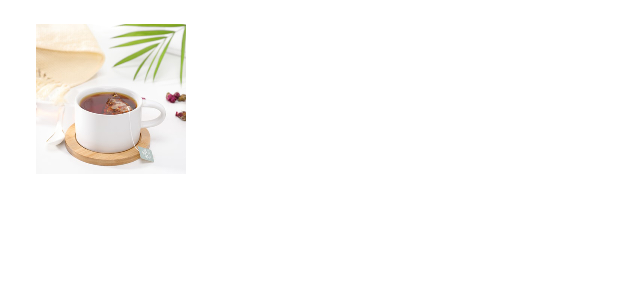
After one commit to ErickdeSouza567/Android, an Android app: the layout item_photo.xml on its own in the app's theme, with its tools: preview values and no code run, on a phone screen of 412 x 824 dp. The commit adds this screen. Shown: the top 300 px of the screen. Run offline under Robolectric (Android 15) with nearby library versions, the phone set to English and light mode, and no system bars.

Commit message:
sla oq eu fiz

```diff
--- /dev/null
+++ b/app/src/main/java/br/edu/up/app/data/FirebasePhoto.kt
@@ -0,0 +1,5 @@
+package br.edu.up.app.data
+
+data class FirebasePhoto(
+    val photoUrl: String
+)
--- a/app/src/main/java/br/edu/up/app/data/ProdutoRepository.kt
+++ b/app/src/main/java/br/edu/up/app/data/ProdutoRepository.kt
@@ -14,4 +14,5 @@ interface ProdutoRepository {
     suspend fun excluir(produto: Produto)
     suspend fun excluirTodos()
 
+
 }
--- a/app/src/main/java/br/edu/up/app/ui/produto/ProdutosAdapter.kt
+++ b/app/src/main/java/br/edu/up/app/ui/produto/ProdutosAdapter.kt
@@ -37,10 +37,6 @@ class ProdutosAdapter(
     override fun onBindViewHolder(holder: ViewHolder, position: Int) {
 
         val itemProduto = produtos[position]
-
-        //Carregamento local
-        //val idFoto = Fotos.get(itemProduto.foto)
-        //holder.imgFoto.setImageResource(idFoto)
 
         //Carregamento remoto
         holder.imgFoto.load(R.drawable.semfoto)
--- a/app/src/main/java/br/edu/up/app/ui/produto/ProdutosFragment.kt
+++ b/app/src/main/java/br/edu/up/app/ui/produto/ProdutosFragment.kt
@@ -1,5 +1,6 @@
 package br.edu.up.app.ui.produto
 
+import android.annotation.SuppressLint
 import android.os.Bundle
 import androidx.fragment.app.Fragment
 import androidx.recyclerview.widget.GridLayoutManager
@@ -24,6 +25,7 @@ import kotlinx.coroutines.launch
 @AndroidEntryPoint
 class ProdutosFragment : Fragment() {
 
+    @SuppressLint("UnsafeRepeatOnLifecycleDetector")
     override fun onCreateView(
         inflater: LayoutInflater, container: ViewGroup?,
         savedInstanceState: Bundle?
--- /dev/null
+++ b/app/src/main/res/layout/item_photo.xml
@@ -0,0 +1,30 @@
+<?xml version="1.0" encoding="utf-8"?>
+<androidx.constraintlayout.widget.ConstraintLayout xmlns:android="http://schemas.android.com/apk/res/android"
+    xmlns:app="http://schemas.android.com/apk/res-auto"
+    xmlns:tools="http://schemas.android.com/tools"
+    android:id="@+id/constraintLayout"
+    android:layout_width="match_parent"
+    android:layout_height="wrap_content"
+    android:orientation="horizontal">
+
+    <ImageView
+        android:id="@+id/imgFoto"
+        android:layout_width="100dp"
+        android:layout_height="100dp"
+        android:layout_marginStart="16dp"
+        android:layout_marginTop="16dp"
+        android:layout_marginEnd="16dp"
+        android:layout_marginBottom="16dp"
+        app:layout_constraintBottom_toBottomOf="parent"
+        app:layout_constraintEnd_toStartOf="@+id/guideline"
+        app:layout_constraintStart_toStartOf="parent"
+        app:layout_constraintTop_toTopOf="parent"
+        app:srcCompat="@drawable/bebida3" />
+
+    <androidx.constraintlayout.widget.Guideline
+        android:id="@+id/guideline"
+        android:layout_width="wrap_content"
+        android:layout_height="wrap_content"
+        android:orientation="vertical"
+        app:layout_constraintGuide_percent="0.35766423" />
+</androidx.constraintlayout.widget.ConstraintLayout>
```
Also changed, not shown: app/src/main/java/br/edu/up/app/data/GalleryRepository.kt (added, +26 -0 lines), app/src/main/java/br/edu/up/app/ui/gallery/GalleryAdapter.kt (added, +31 -0 lines), app/src/main/java/br/edu/up/app/ui/gallery/GalleryFragment.kt (+27 -23 lines), app/src/main/java/br/edu/up/app/ui/gallery/GalleryViewModel.kt (+16 -4 lines), app/src/main/res/layout/fragment_gallery.xml (+8 -17 lines), app/src/main/java/br/edu/up/app/ui/produto/ProdutoFragment.kt (line endings or trailing spaces).
